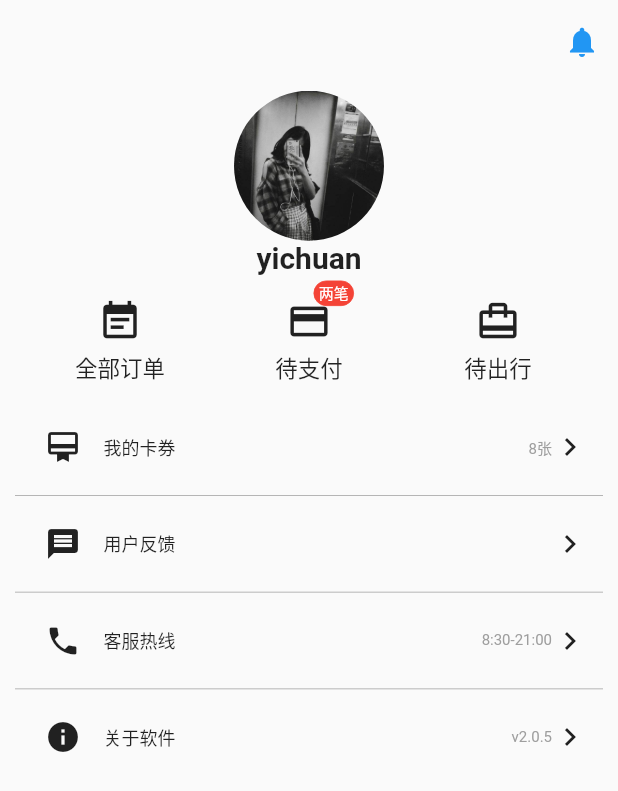
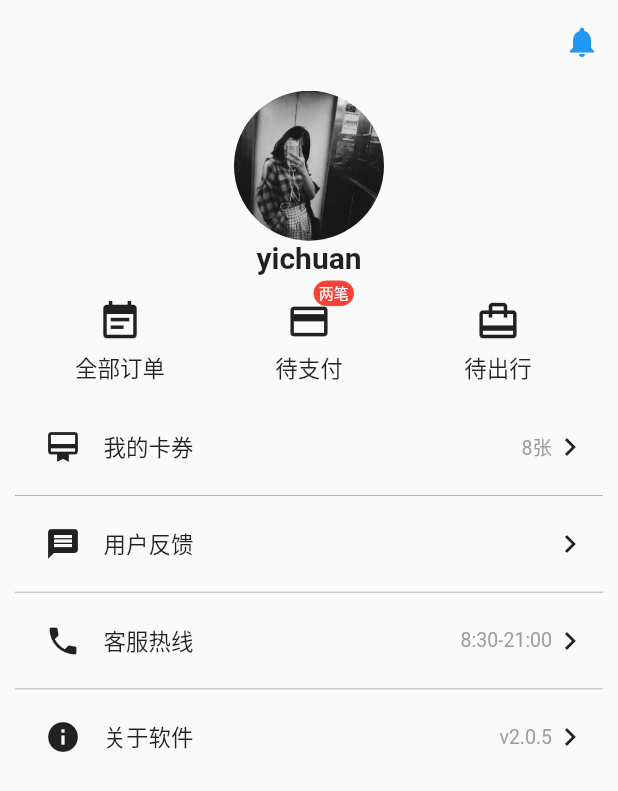
Before and after one commit to yichuancq/flutter_highspeed_railway, a Flutter app: the MePage screen opened directly, on a phone screen of 412 x 824 dp. Shown: the top 791 px of the screen. Run offline on Flutter 3.47's test engine with Material 2 defaults, Android fonts, the phone set to English and light mode, and no system bars.

Commit message:
fix 添加 行程界面

```diff
--- a/lib/me/me_page.dart
+++ b/lib/me/me_page.dart
@@ -89,7 +89,7 @@ class _MePageState extends State<MePage> {
                   ),
                   Text(
                     title,
-                    style: TextStyle(fontSize: 12.0),
+                    style: TextStyle(fontSize: 15.0),
                   ),
                 ],
               ),
@@ -97,7 +97,7 @@ class _MePageState extends State<MePage> {
           ),
           Text(
             subTitle,
-            style: TextStyle(fontSize: 10.0, color: Colors.grey),
+            style: TextStyle(fontSize: 13.0, color: Colors.grey),
           ),
           Icon(Icons.chevron_right),
         ],
--- a/lib/trip/trip.dart
+++ b/lib/trip/trip.dart
@@ -22,7 +22,7 @@ class _TripPageState extends State<TripPage> {
       splashColor: Colors.white,
       label: Text(
         "添加行程",
-        style: TextStyle(color: Colors.white),
+        style: TextStyle(color: Colors.white,fontSize: 20),
       ),
       onPressed: () {},
       shape: RoundedRectangleBorder(
```
